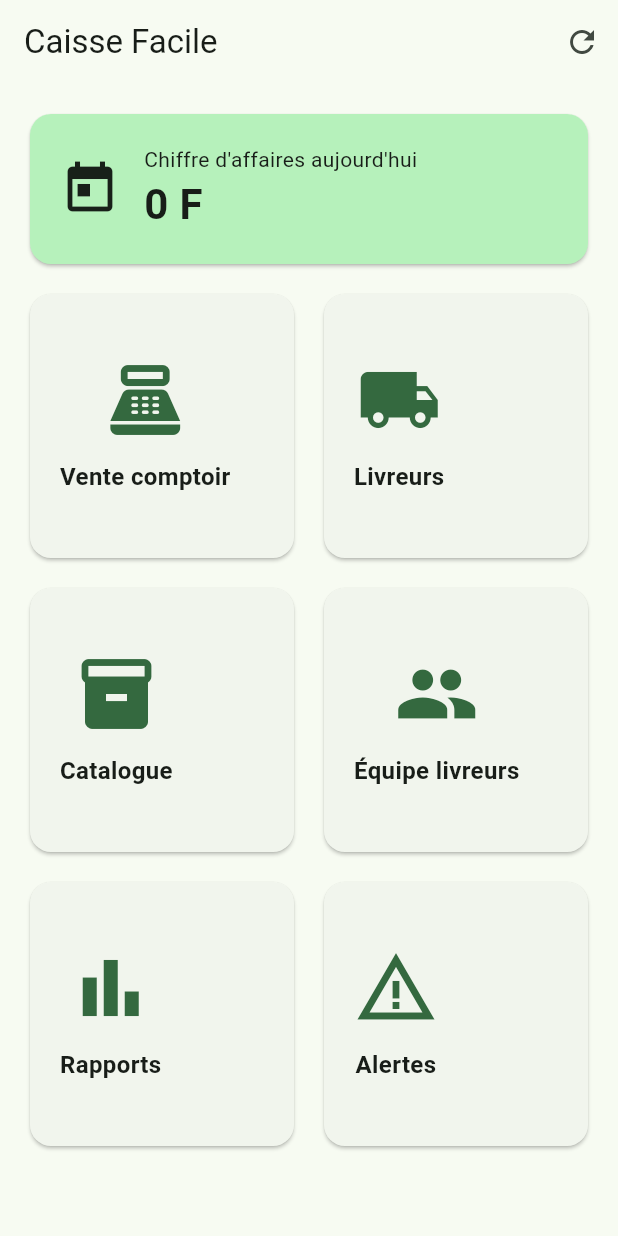
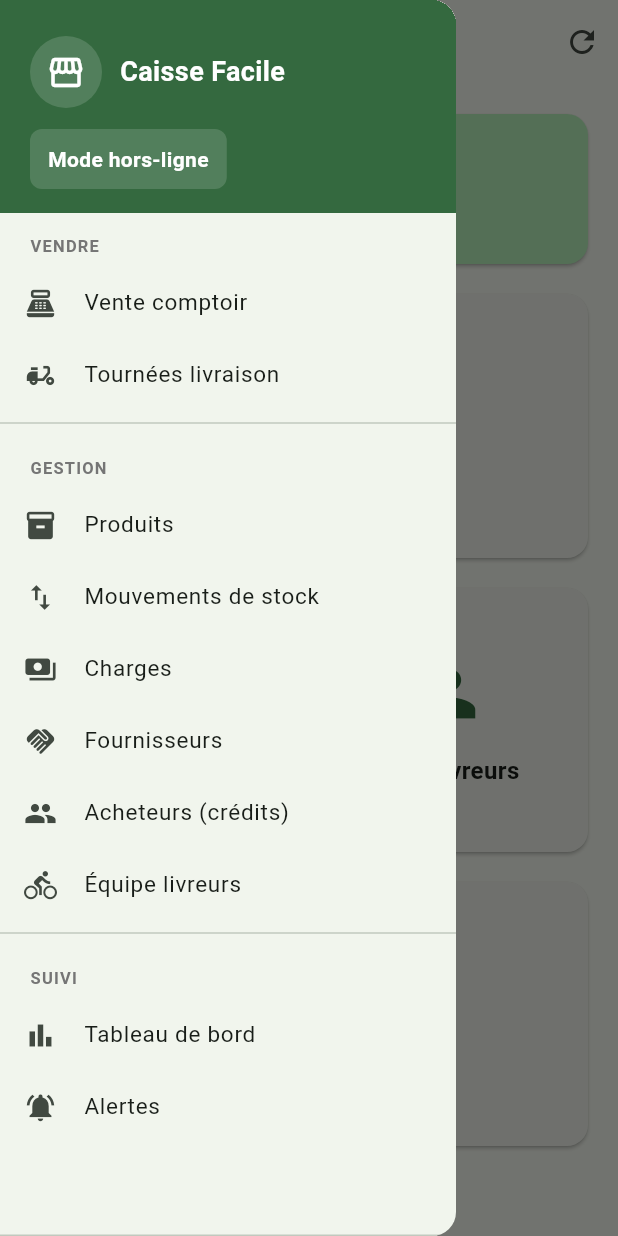
Before and after one commit to agbeviade/caisse-facile, a Flutter app: the screen it shows after launch, with the side drawer open (before the commit the screen has no drawer), on a phone screen of 412 x 824 dp. Run offline on Flutter 3.47's test engine with Material 3 defaults, Android fonts, the phone set to English and light mode, and no system bars; our stand-ins replace connectivity_plus, pdf, printing, share_plus, sqflite, supabase_flutter; missing offline and left inert: barcode, mobile_scanner; accounts and stored records are empty.

Commit message:
feat(ux): drawer navigation + boutique switcher + catalog list/grid view + product thumbnails + quick stock adjust

```diff
--- a/lib/db/database_helper.dart
+++ b/lib/db/database_helper.dart
@@ -19,7 +19,7 @@
     final path = p.join(dir.path, 'caisse_facile.db');
     return openDatabase(
       path,
-      version: 2,
+      version: 3,
       onConfigure: (db) async {
         await db.execute('PRAGMA foreign_keys = ON');
       },
@@ -40,6 +40,7 @@
         stock_qty REAL NOT NULL DEFAULT 0,
         alert_threshold REAL NOT NULL DEFAULT 0,
         expiry_date TEXT,
+        image_path TEXT,
         remote_id TEXT,
         updated_at TEXT NOT NULL DEFAULT (datetime('now')),
         dirty INTEGER NOT NULL DEFAULT 1,
@@ -192,6 +193,9 @@
       ''');
       await _createDirtyTriggers(db);
     }
+    if (oldVersion < 3) {
+      await db.execute("ALTER TABLE products ADD COLUMN image_path TEXT");
+    }
   }
 
   Future<void> close() async {
--- a/lib/models/product.dart
+++ b/lib/models/product.dart
@@ -8,6 +8,7 @@
   final double stockQty;
   final double alertThreshold;
   final DateTime? expiryDate;
+  final String? imagePath;
 
   Product({
     this.id,
@@ -19,6 +20,7 @@
     required this.stockQty,
     this.alertThreshold = 0,
     this.expiryDate,
+    this.imagePath,
   });
 
   Product copyWith({
@@ -31,6 +33,7 @@
     double? stockQty,
     double? alertThreshold,
     DateTime? expiryDate,
+    String? imagePath,
   }) {
     return Product(
       id: id ?? this.id,
@@ -42,6 +45,7 @@
       stockQty: stockQty ?? this.stockQty,
       alertThreshold: alertThreshold ?? this.alertThreshold,
       expiryDate: expiryDate ?? this.expiryDate,
+      imagePath: imagePath ?? this.imagePath,
     );
   }
 
@@ -55,6 +59,7 @@
         'stock_qty': stockQty,
         'alert_threshold': alertThreshold,
         'expiry_date': expiryDate?.toIso8601String(),
+        'image_path': imagePath,
       };
 
   factory Product.fromMap(Map<String, dynamic> m) => Product(
@@ -69,5 +74,6 @@
         expiryDate: m['expiry_date'] != null
             ? DateTime.tryParse(m['expiry_date'] as String)
             : null,
+        imagePath: m['image_path'] as String?,
       );
 }
--- a/lib/screens/home_screen.dart
+++ b/lib/screens/home_screen.dart
@@ -2,8 +2,10 @@
 import '../config/env.dart';
 import '../db/product_dao.dart';
 import '../db/sale_dao.dart';
+import '../services/auth_service.dart';
 import '../services/sync_service.dart';
 import '../utils/formatters.dart';
+import '../widgets/app_drawer.dart';
 import 'catalog_screen.dart';
 import 'counter_sale_screen.dart';
 import 'delivery_men_screen.dart';
@@ -96,9 +98,21 @@
 
   @override
   Widget build(BuildContext context) {
+    final shopName = AuthService.instance.shopName;
     return Scaffold(
+      drawer: const AppDrawer(),
       appBar: AppBar(
-        title: const Text('Caisse Facile'),
+        title: Column(
+          crossAxisAlignment: CrossAxisAlignment.start,
+          children: [
+            const Text('Caisse Facile',
+                style: TextStyle(fontSize: 18, fontWeight: FontWeight.bold)),
+            if (shopName != null && shopName.isNotEmpty)
+              Text(shopName,
+                  style: const TextStyle(
+                      fontSize: 12, fontWeight: FontWeight.normal)),
+          ],
+        ),
         actions: [
           if (Env.hasSupabase)
             IconButton(
--- a/lib/services/auth_service.dart
+++ b/lib/services/auth_service.dart
@@ -8,7 +8,9 @@
   SupabaseClient get _client => Supabase.instance.client;
 
   String? _shopId;
+  String? _shopName;
   String? get shopId => _shopId;
+  String? get shopName => _shopName;
   User? get currentUser => _client.auth.currentUser;
   bool get isSignedIn => currentUser != null;
 
@@ -25,6 +27,7 @@
 
   Future<void> signOut() async {
     _shopId = null;
+    _shopName = null;
     await _client.auth.signOut();
   }
 
@@ -43,8 +46,12 @@
         params: {'p_name': name, 'p_currency': currency});
     final id = res as String;
     _shopId = id;
+    _shopName = name;
     return id;
   }
 
-  void setShop(String id) => _shopId = id;
+  void setShop(String id, {String? name}) {
+    _shopId = id;
+    if (name != null) _shopName = name;
+  }
 }
--- /dev/null
+++ b/lib/widgets/app_drawer.dart
@@ -0,0 +1,325 @@
+import 'package:flutter/material.dart';
+
+import '../config/env.dart';
+import '../screens/alerts_screen.dart';
+import '../screens/auth_screen.dart';
+import '../screens/catalog_screen.dart';
+import '../screens/counter_sale_screen.dart';
+import '../screens/delivery_men_screen.dart';
+import '../screens/delivery_sessions_screen.dart';
+import '../screens/home_screen.dart';
+import '../screens/reports_screen.dart';
+import '../services/auth_service.dart';
+import '../services/sync_service.dart';
+
+/// Main lateral menu of the app. Used on every primary screen.
+class AppDrawer extends StatefulWidget {
+  const AppDrawer({super.key});
+
+  @override
+  State<AppDrawer> createState() => _AppDrawerState();
+}
+
+class _AppDrawerState extends State<AppDrawer> {
+  bool _shopsExpanded = false;
+  bool _switching = false;
+
+  Future<void> _switchShop(String id, String name) async {
+    setState(() => _switching = true);
+    AuthService.instance.setShop(id, name: name);
+    if (!mounted) return;
+    setState(() => _switching = false);
+    Navigator.of(context).pop(); // close drawer
+    Navigator.of(context).pushAndRemoveUntil(
+      MaterialPageRoute(builder: (_) => const HomeScreen()),
+      (route) => false,
+    );
+  }
+
+  Future<void> _logout() async {
+    await AuthService.instance.signOut();
+    if (!mounted) return;
+    Navigator.of(context).pushAndRemoveUntil(
+      MaterialPageRoute(builder: (_) => const AuthScreen()),
+      (route) => false,
+    );
+  }
+
+  void _go(Widget screen) {
+    Navigator.of(context).pop(); // close drawer
+    Navigator.of(context).push(MaterialPageRoute(builder: (_) => screen));
+  }
+
+  void _comingSoon(String title) {
+    Navigator.of(context).pop();
+    ScaffoldMessenger.of(context).showSnackBar(SnackBar(
+      content: Text("$title — bientôt disponible"),
+      duration: const Duration(seconds: 2),
+    ));
+  }
+
+  @override
+  Widget build(BuildContext context) {
+    final scheme = Theme.of(context).colorScheme;
+    final shopName = AuthService.instance.shopName ?? 'Boutique';
+    final email = AuthService.instance.currentUser?.email ?? '';
+
+    return Drawer(
+      child: SafeArea(
+        child: Column(
+          children: [
+            // ===== Header =====
+            Container(
+              width: double.infinity,
+              padding: const EdgeInsets.fromLTRB(20, 24, 20, 16),
+              decoration: BoxDecoration(color: scheme.primary),
+              child: Column(
+                crossAxisAlignment: CrossAxisAlignment.start,
+                children: [
+                  Row(
+                    children: [
+                      CircleAvatar(
+                        radius: 24,
+                        backgroundColor: scheme.onPrimary.withOpacity(.15),
+                        child: Icon(Icons.storefront,
+                            color: scheme.onPrimary, size: 26),
+                      ),
+                      const SizedBox(width: 12),
+                      Expanded(
+                        child: Column(
+                          crossAxisAlignment: CrossAxisAlignment.start,
+                          children: [
+                            Text('Caisse Facile',
+                                style: TextStyle(
+                                    color: scheme.onPrimary,
+                                    fontSize: 18,
+                                    fontWeight: FontWeight.bold)),
+                            if (email.isNotEmpty)
+                              Text(email,
+                                  maxLines: 1,
+                                  overflow: TextOverflow.ellipsis,
+                                  style: TextStyle(
+                                      color:
+                                          scheme.onPrimary.withOpacity(.85),
+                                      fontSize: 12)),
+                          ],
+                        ),
+                      ),
+                    ],
+                  ),
+                  const SizedBox(height: 14),
+                  // ===== Shop switcher =====
+                  if (Env.hasSupabase)
+                    InkWell(
+                      onTap: () =>
+                          setState(() => _shopsExpanded = !_shopsExpanded),
+                      borderRadius: BorderRadius.circular(8),
+                      child: Container(
+                        padding: const EdgeInsets.symmetric(
+                            horizontal: 12, vertical: 10),
+                        decoration: BoxDecoration(
+                          color: scheme.onPrimary.withOpacity(.15),
+                          borderRadius: BorderRadius.circular(8),
+                        ),
+                        child: Row(
+                          children: [
+                            Expanded(
+                              child: Text(shopName,
+                                  style: TextStyle(
+                                      color: scheme.onPrimary,
+                                      fontSize: 15,
+                                      fontWeight: FontWeight.w600)),
+                            ),
+                            Icon(
+                              _shopsExpanded
+                                  ? Icons.keyboard_arrow_up
+                                  : Icons.keyboard_arrow_down,
+                              color: scheme.onPrimary,
+                            ),
+                          ],
+                        ),
+                      ),
+                    )
+                  else
+                    Container(
+                      padding: const EdgeInsets.symmetric(
+                          horizontal: 12, vertical: 10),
+                      decoration: BoxDecoration(
+                        color: scheme.onPrimary.withOpacity(.15),
+                        borderRadius: BorderRadius.circular(8),
+                      ),
+                      child: Text("Mode hors-ligne",
+                          style: TextStyle(
+                              color: scheme.onPrimary,
+                              fontWeight: FontWeight.w600)),
+                    ),
+                ],
+              ),
+            ),
+
+            // ===== Shop list (expanded) =====
+            if (_shopsExpanded && Env.hasSupabase) _ShopList(onPick: _switchShop),
+
+            // ===== Menu items =====
+            Expanded(
+              child: ListView(
+                padding: EdgeInsets.zero,
+                children: [
+                  _section('Vendre'),
+                  _item(Icons.point_of_sale, 'Vente comptoir',
+                      onTap: () => _go(const CounterSaleScreen())),
+                  _item(Icons.delivery_dining, 'Tournées livraison',
+                      onTap: () => _go(const DeliverySessionsScreen())),
+                  const Divider(),
+                  _section('Gestion'),
+                  _item(Icons.inventory_2, 'Produits',
+                      onTap: () => _go(const CatalogScreen())),
+                  _item(Icons.swap_vert, 'Mouvements de stock',
+                      onTap: () => _comingSoon('Mouvements de stock')),
+                  _item(Icons.payments, 'Charges',
+                      onTap: () => _comingSoon('Charges')),
+                  _item(Icons.handshake, 'Fournisseurs',
+                      onTap: () => _comingSoon('Fournisseurs')),
+                  _item(Icons.group, 'Acheteurs (crédits)',
+                      onTap: () => _comingSoon('Acheteurs')),
+                  _item(Icons.directions_bike, 'Équipe livreurs',
+                      onTap: () => _go(const DeliveryMenScreen())),
+                  const Divider(),
+                  _section('Suivi'),
+                  _item(Icons.bar_chart, 'Tableau de bord',
+                      onTap: () => _go(const ReportsScreen())),
+                  _item(Icons.notifications_active, 'Alertes',
+                      onTap: () => _go(const AlertsScreen())),
+                  if (Env.hasSupabase) ...[
+                    const Divider(),
+                    _section('Cloud'),
+                    _item(Icons.cloud_sync, 'Synchroniser',
+                        onTap: () async {
+                      Navigator.of(context).pop();
+                      final messenger = ScaffoldMessenger.of(context);
+                      messenger.showSnackBar(const SnackBar(
+                          content: Text('Synchronisation…'),
+                          duration: Duration(seconds: 2)));
+                      try {
+                        final r = await SyncService.instance.syncNow();
+                        messenger.showSnackBar(SnackBar(
+                            backgroundColor: Colors.green,
+                            content: Text(r)));
+                      } catch (e) {
+                        messenger.showSnackBar(SnackBar(
+                            backgroundColor: Colors.red,
+                            content: Text('Sync échouée: $e')));
+                      }
+                    }),
+                  ],
+                ],
+              ),
+            ),
+
+            // ===== Footer =====
+            const Divider(height: 1),
+            if (Env.hasSupabase)
+              ListTile(
+                leading: const Icon(Icons.logout),
+                title: const Text('Déconnexion'),
+                onTap: _logout,
+              ),
+          ],
+        ),
+      ),
+    );
+  }
+
+  Widget _section(String label) {
+    return Padding(
+      padding: const EdgeInsets.fromLTRB(20, 14, 20, 6),
+      child: Text(label.toUpperCase(),
+          style: TextStyle(
+              fontSize: 11,
+              fontWeight: FontWeight.bold,
+              color: Colors.grey[600],
+              letterSpacing: 0.8)),
+    );
+  }
+
+  Widget _item(IconData icon, String label, {required VoidCallback onTap}) {
+    return ListTile(
+      leading: Icon(icon, size: 22),
+      title: Text(label, style: const TextStyle(fontSize: 15)),
+      dense: true,
+      onTap: _switching ? null : onTap,
+    );
+  }
+}
+
+/// Inline list of the user's other shops, shown when header is expanded.
+class _ShopList extends StatefulWidget {
+  final Future<void> Function(String id, String name) onPick;
+  const _ShopList({required this.onPick});
+
+  @override
+  State<_ShopList> createState() => _ShopListState();
+}
+
+class _ShopListState extends State<_ShopList> {
+  bool _loading = true;
+  List<Map<String, dynamic>> _shops = [];
+
+  @override
+  void initState() {
+    super.initState();
+    _load();
+  }
+
+  Future<void> _load() async {
+    try {
+      final s = await AuthService.instance.myShops();
+      if (!mounted) return;
+      setState(() {
+        _shops = s;
+        _loading = false;
+      });
+    } catch (_) {
+      if (mounted) setState(() => _loading = false);
+    }
+  }
+
+  @override
+  Widget build(BuildContext context) {
+    if (_loading) {
+      return const Padding(
+        padding: EdgeInsets.all(12),
+        child: Center(child: SizedBox(
+            width: 20, height: 20, child: CircularProgressIndicator(strokeWidth: 2))),
+      );
+    }
+    final currentId = AuthService.instance.shopId;
+    return Container(
+      color: Colors.grey[100],
+      child: Column(
+        children: [
+          ..._shops.map((row) {
+            final shop = row['shops'] as Map<String, dynamic>;
+            final isCurrent = shop['id'] == currentId;
+            return ListTile(
+              dense: true,
+              leading: Icon(
+                  isCurrent ? Icons.check_circle : Icons.store_outlined,
+                  color: isCurrent ? Colors.green : null),
+              title: Text(shop['name'] as String,
+                  style: TextStyle(
+                      fontWeight:
+                          isCurrent ? FontWeight.bold : FontWeight.normal)),
+              subtitle: Text('Rôle : ${row['role']}',
+                  style: const TextStyle(fontSize: 11)),
+              onTap: isCurrent
+                  ? null
+                  : () => widget
+                      .onPick(shop['id'] as String, shop['name'] as String),
+            );
+          }),
+        ],
+      ),
+    );
+  }
+}
```
Also changed, not shown: lib/screens/auth_screen.dart (+9 -8 lines), lib/screens/catalog_screen.dart (+201 -40 lines), lib/widgets/product_thumb.dart (added, +79 -0 lines).
